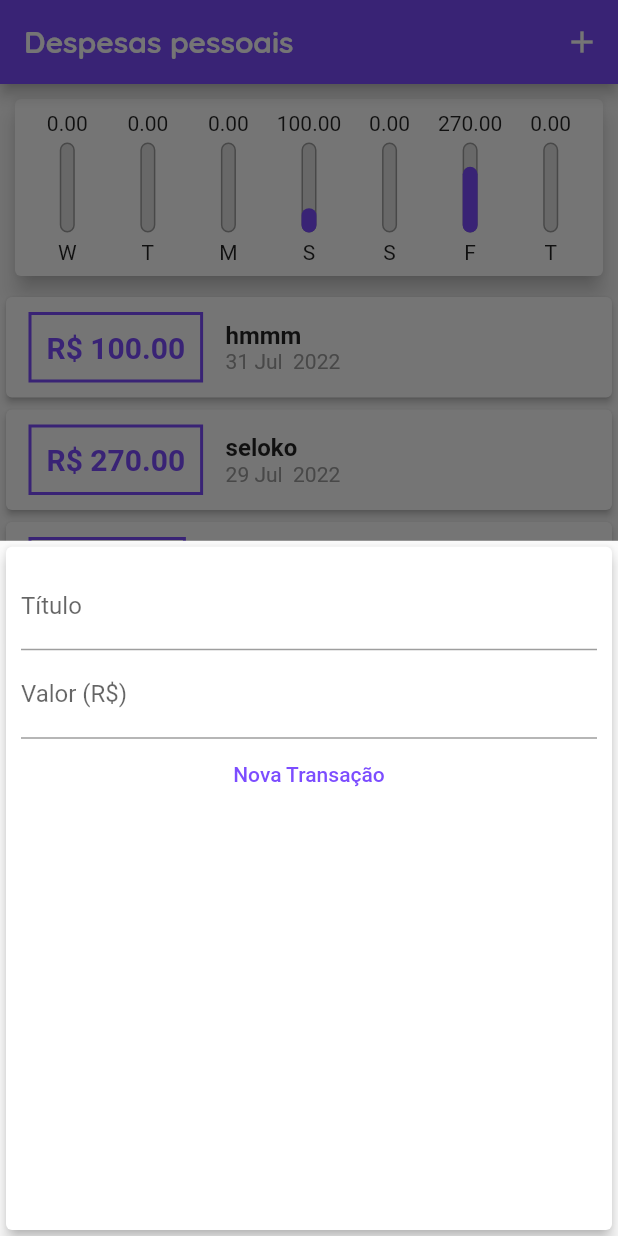
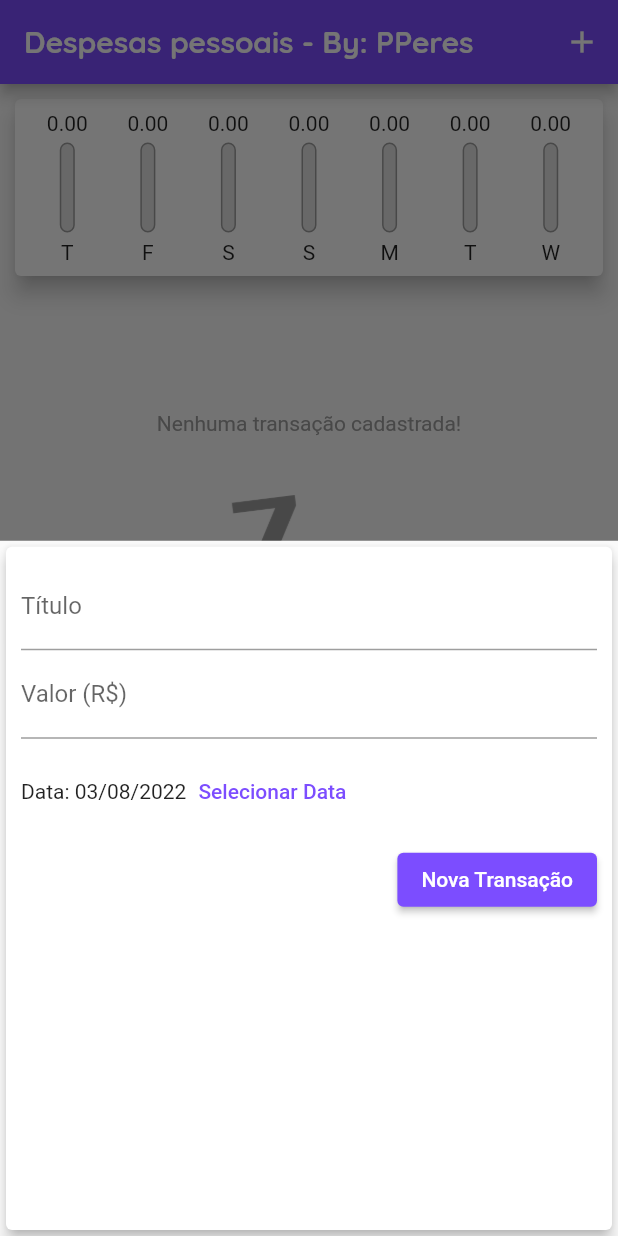
Before and after one commit to PedroH-Peres/AppExpenseControl-Flutter, a Flutter app: the screen it shows after launch, after a tap on the "add" icon, on a phone screen of 412 x 824 dp. Run offline on Flutter 3.47's test engine with Material 2 defaults, Android fonts, the phone set to English and light mode, and no system bars.

Commit message:
BaseAplication
Aplicativo base concluído.

```diff
--- a/lib/components/chart.dart
+++ b/lib/components/chart.dart
@@ -28,7 +28,7 @@ class Chart extends StatelessWidget {
         'day': DateFormat.E().format(weekDay)[0],
         'value': totalSum,
        };
-    });
+    }).reversed.toList();
   }
 
 
@@ -54,7 +54,7 @@ class Chart extends StatelessWidget {
               child: ChartBar(
                 label: tr['day'] as String,
                 value: tr['value'] as double,
-                percentage: (tr['value'] as double) / _weekTotalValue,
+                percentage: _weekTotalValue==0 ? 0 :  (tr['value'] as double) / _weekTotalValue,
               )
             );
           }).toList(),
--- a/lib/components/chart_bar.dart
+++ b/lib/components/chart_bar.dart
@@ -21,9 +21,10 @@ class ChartBar extends StatelessWidget {
   Widget build(BuildContext context) {
     return Column(
       children: [
-        FittedBox(
-          child: Text('${value!.toStringAsFixed(2)}'),
-        ),
+        Container(height: 16,
+          child: FittedBox(
+            child: Text('${value!.toStringAsFixed(2)}'),
+        ),),
         SizedBox(height: 5,),
         Container(
           height: 60,
--- a/lib/components/transaction_form.dart
+++ b/lib/components/transaction_form.dart
@@ -1,9 +1,10 @@
 import 'package:flutter/material.dart';
 import 'package:flutter/src/foundation/key.dart';
 import 'package:flutter/src/widgets/framework.dart';
+import 'package:intl/intl.dart';
 
 class TransactionForm extends StatefulWidget {
-  final void Function(String, double) onSubmit;
+  final void Function(String, double, DateTime) onSubmit;
 
   TransactionForm(this.onSubmit);
 
@@ -13,17 +14,34 @@ class TransactionForm extends StatefulWidget {
 
 class _TransactionFormState extends State<TransactionForm> {
   final titleController = TextEditingController();
-
   final valueController = TextEditingController();
+  DateTime _selectedDate = DateTime.now();
 
   _submitForm(){
     final title = titleController.text;
-    final value = double.tryParse(valueController.text) ?? 0;
-    if(title.isEmpty || value <= 0){
+    final valorControl = valueController.text.replaceAll(',', '.');
+    final value = double.tryParse(valorControl) ?? 0;
+    if(title.isEmpty || value <= 0 || _selectedDate == null){
       return;
     }
 
-    widget.onSubmit(title, value);
+    widget.onSubmit(title, value, _selectedDate);
+  }
+
+  _showDatePicker(){
+    showDatePicker(
+      context: context,
+      initialDate: DateTime.now(),
+      firstDate: DateTime(2022),
+      lastDate: DateTime.now()
+    ).then((pickedDate){
+      if(pickedDate == null){
+        return;
+      }
+      setState(() {
+        _selectedDate = pickedDate;
+      });
+    });
   }
 
   @override
@@ -49,10 +67,31 @@ class _TransactionFormState extends State<TransactionForm> {
                     labelText: 'Valor (R\$)'
                   ),
                 ),
-                TextButton(
-                  child: Text('Nova Transação', style: TextStyle(color: Colors.deepPurpleAccent),),
-                  onPressed: _submitForm,
-                )
+                Container(
+                  height: 70,
+                  child: Row(
+                    children: [
+                      Text(_selectedDate == null
+                      ? 'Nenhuma data selecionada'
+                      : 'Data: ${DateFormat('dd/MM/y').format(_selectedDate)}',
+                      ),
+                      TextButton(
+                        child: Text('Selecionar Data',
+                        style: TextStyle(color: Colors.deepPurpleAccent),),
+                        onPressed: _showDatePicker,
+
+                      )
+                    ],
+                  ),
+                ),
+                Row(
+                  mainAxisAlignment: MainAxisAlignment.end,
+                  children: [
+                    ElevatedButton(
+                    child: Text('Nova Transação', style: TextStyle(color: Colors.white),),
+                    onPressed: _submitForm,
+                  )
+                ],)
               ],
             ),
             )
--- a/lib/components/transaction_list.dart
+++ b/lib/components/transaction_list.dart
@@ -7,13 +7,13 @@ import '../models/transaction.dart';
 
 class TransactionList extends StatelessWidget {
   final List<Transaction> transactions;
-
-  TransactionList(this.transactions);
+  final Function(String) onRemove;
+  TransactionList(this.transactions, this.onRemove);
 
   @override
   Widget build(BuildContext context) {
     return Container(
-      height: 500,
+      height: 460,
       child: transactions.isEmpty ?
         Column(
           children: [
@@ -29,39 +29,26 @@ class TransactionList extends StatelessWidget {
         itemBuilder: (ctx, index) {
           final tr = transactions[index];
           return Card(
-                    elevation: 2,
-                    child: Row(
-                      children: [
-                        Container(
-                          margin: EdgeInsets.symmetric(vertical: 10 , horizontal: 15),
-                          decoration: BoxDecoration(
-                            border: Border.all(
-                            color: Colors.deepPurpleAccent,
-                            width: 2
-                            )
-                          ),
-                          padding: const EdgeInsets.all(10),
-                          child: Text(
-                            'R\$ ${tr.value.toStringAsFixed(2)}',
-                            style: TextStyle(
-                              fontWeight: FontWeight.bold,
-                              fontSize: 20,
-                              color: Colors.deepPurpleAccent
-                            ),
-                            ),
-                        ),
-                        Column(
-                          crossAxisAlignment: CrossAxisAlignment.start,
-                          children: [
-                            Text(tr.title,
-                              style: TextStyle(fontSize: 16, fontWeight: FontWeight.bold),
-                            ),
-                            Text(DateFormat("d MMM  y").format(tr.date), style: TextStyle(color: Colors.grey),)
-                          ],
-                        )
-                      ],
-                    )
-                  );
+            elevation: 5,
+            margin: EdgeInsets.symmetric(horizontal: 5, vertical: 2),
+            child: ListTile(
+              leading: CircleAvatar(
+                backgroundColor: Colors.deepPurpleAccent,
+                radius: 30,
+                child: Padding(
+                  padding: const EdgeInsets.all(3),
+                  child: FittedBox(child: Text('R\$${tr.value.toStringAsFixed(2)}', style: TextStyle(color: Colors.white),)),
+                  ),
+              ),
+              title: Container(alignment: Alignment.centerLeft,height: 28, child: FittedBox(child: Text(tr.title, style: Theme.of(context).textTheme.headline6,)),),
+              subtitle: Text(DateFormat('d MMM y').format(tr.date)),
+              trailing: IconButton(
+                icon: Icon(Icons.delete),
+                color: Theme.of(context).errorColor,
+                onPressed: () => onRemove(tr.id),
+              ),
+            )
+          );
         },
       ),
     );
--- a/lib/main.dart
+++ b/lib/main.dart
@@ -47,9 +47,6 @@ class HomePage extends StatefulWidget {
 
 class _HomePageState extends State<HomePage> {
   final List<Transaction> _transactions = [
-    Transaction(id: '0', title: 'hmmm', value: 100, date: DateTime.now().subtract(Duration(days: 3))),
-    Transaction(id: '1', title: 'seloko', value: 270, date: DateTime.now().subtract(Duration(days: 5))),
-    Transaction(id: '1', title: 'aaa', value: 50, date: DateTime.now().subtract(Duration(days: 8)))
   ];
 
   List<Transaction> get _recentTransactions{
@@ -58,17 +55,23 @@ class _HomePageState extends State<HomePage> {
     }).toList();
   }
 
-  _addTransaction(String titulo, double valor){
+  _addTransaction(String titulo, double valor, DateTime data){
     final newTransaction = Transaction(
       id: Random().nextDouble().toString(),
       title: titulo,
       value: valor,
-      date: DateTime.now()
+      date: data
     );
     setState(() {
       _transactions.add(newTransaction);
     });
     Navigator.of(context).pop();
+  }
+
+  _removeTransaction(String id){
+    setState(() {
+      _transactions.removeWhere((tr) => tr.id == id);
+    });
   }
 
   _openTransactionForm(BuildContext context){
@@ -84,7 +87,7 @@ class _HomePageState extends State<HomePage> {
   Widget build(BuildContext context) {
     return Scaffold(
       appBar: AppBar(
-        title: const Text("Despesas pessoais"),
+        title: const Text("Despesas pessoais - By: PPeres"),
         backgroundColor: Colors.deepPurpleAccent,
         actions: [
           IconButton(
@@ -98,7 +101,7 @@ class _HomePageState extends State<HomePage> {
         child: Column(
         children: [
           Chart(_recentTransactions),
-          TransactionList(_transactions),
+          TransactionList(_transactions, _removeTransaction),
         ],
       ),
       ),
```
